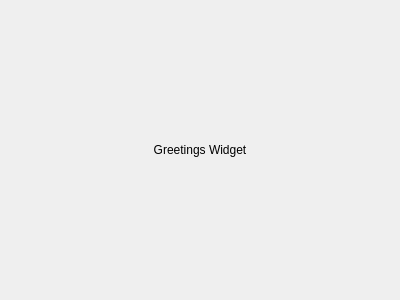
Qt form task-tracker-frontend/GreetingsWidget.ui (Unkorunk/task-tracker) before a commit.
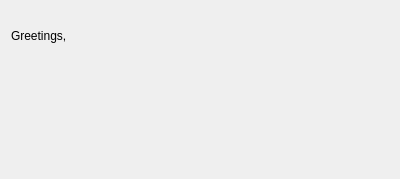
The same form after that commit. Custom widgets are drawn as their Qt base class.

Commit message: Add ProjectList to GreetingsWidget #Tl-26

What changed in the file:
```diff
--- a/task-tracker-frontend/GreetingsWidget.ui
+++ b/task-tracker-frontend/GreetingsWidget.ui
@@ -7,31 +7,61 @@
     <x>0</x>
     <y>0</y>
     <width>400</width>
-    <height>300</height>
+    <height>179</height>
    </rect>
   </property>
+  <property name="sizePolicy">
+   <sizepolicy hsizetype="Expanding" vsizetype="Fixed">
+    <horstretch>0</horstretch>
+    <verstretch>0</verstretch>
+   </sizepolicy>
+  </property>
   <property name="windowTitle">
    <string>Form</string>
   </property>
-  <layout class="QGridLayout" name="gridLayout">
-   <item row="0" column="0">
-    <widget class="QLabel" name="label">
+  <layout class="QVBoxLayout" name="verticalLayout">
+   <item>
+    <widget class="QLabel" name="greetingsLabel">
      <property name="sizePolicy">
-      <sizepolicy hsizetype="Expanding" vsizetype="Expanding">
+      <sizepolicy hsizetype="Expanding" vsizetype="Fixed">
        <horstretch>0</horstretch>
        <verstretch>0</verstretch>
       </sizepolicy>
      </property>
+     <property name="minimumSize">
+      <size>
+       <width>0</width>
+       <height>50</height>
+      </size>
+     </property>
      <property name="text">
-      <string>Greetings Widget</string>
+      <string>Greetings, &lt;username&gt;</string>
      </property>
      <property name="alignment">
-      <set>Qt::AlignCenter</set>
+      <set>Qt::AlignLeading|Qt::AlignLeft|Qt::AlignVCenter</set>
      </property>
     </widget>
    </item>
+   <item>
+    <layout class="QHBoxLayout" name="horizontalLayout">
+     <item>
+      <widget class="ProjectsList" name="personalProjectsList" native="true"/>
+     </item>
+     <item>
+      <widget class="ProjectsList" name="projectList" native="true"/>
+     </item>
+    </layout>
+   </item>
   </layout>
  </widget>
+ <customwidgets>
+  <customwidget>
+   <class>ProjectsList</class>
+   <extends>QWidget</extends>
+   <header>ProjectsList.h</header>
+   <container>1</container>
+  </customwidget>
+ </customwidgets>
  <resources/>
  <connections/>
 </ui>
```
The commit also changes 6 other files.
